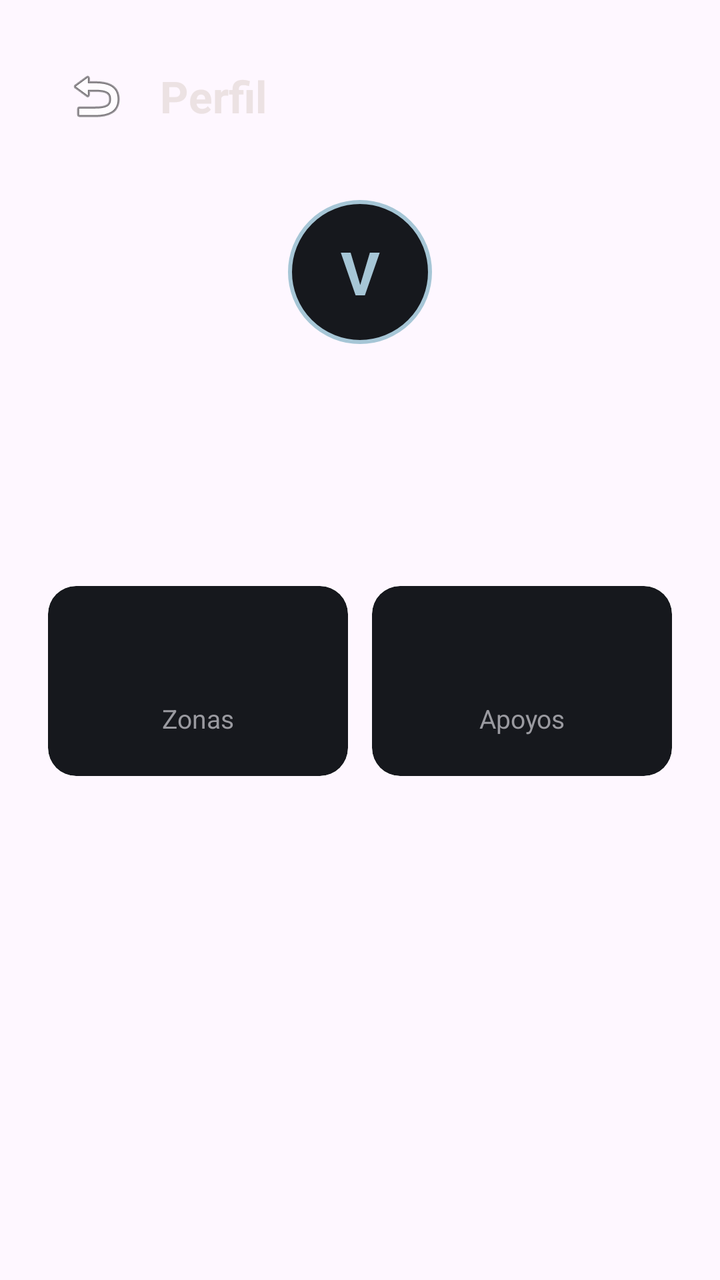
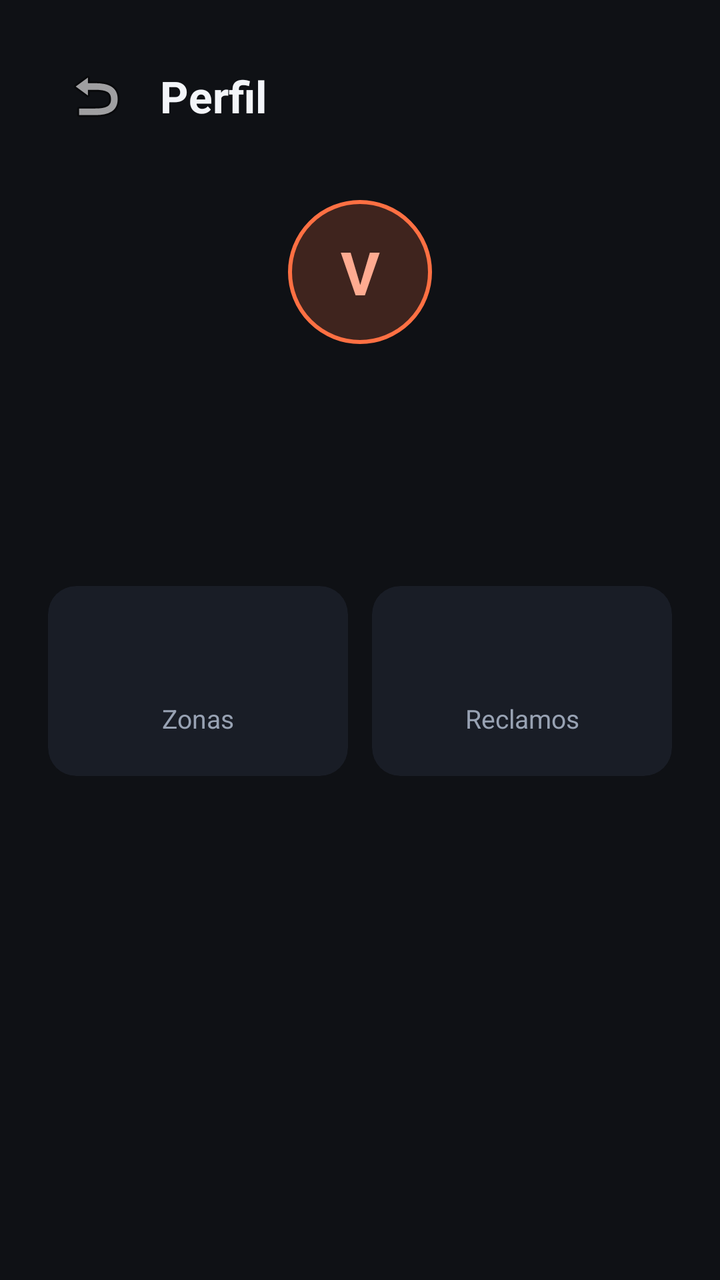

The first picture is an Android layout as it rendered before a commit; the second is the same layout after the commit. The layout source and the unified diff follow.
<!-- AndroidManifest.xml: application theme Theme.Android1 -->
<!-- res/layout/activity_perfil.xml -->
<?xml version="1.0" encoding="utf-8"?>
<ScrollView xmlns:android="http://schemas.android.com/apk/res/android"
    android:layout_width="match_parent"
    android:layout_height="match_parent">

    <androidx.constraintlayout.widget.ConstraintLayout
        xmlns:app="http://schemas.android.com/apk/res-auto"
        android:layout_width="match_parent"
        android:layout_height="wrap_content"
        android:padding="24dp">

        <ImageButton
            android:id="@+id/botonVolver"
            android:layout_width="48dp"
            android:layout_height="48dp"
            android:background="?attr/selectableItemBackgroundBorderless"
            android:contentDescription="@string/volver"
            android:src="@android:drawable/ic_menu_revert"
            app:layout_constraintStart_toStartOf="parent"
            app:layout_constraintTop_toTopOf="parent" />

        <TextView
            android:id="@+id/tituloPerfil"
            android:layout_width="wrap_content"
            android:layout_height="wrap_content"
            android:layout_marginStart="8dp"
            android:text="@string/titulo_perfil"
            android:textColor="@color/textoPrimario"
            android:textSize="22sp"
            android:textStyle="bold"
            app:layout_constraintBottom_toBottomOf="@id/botonVolver"
            app:layout_constraintStart_toEndOf="@id/botonVolver"
            app:layout_constraintTop_toTopOf="@id/botonVolver" />

        <TextView
            android:id="@+id/perfilAvatar"
            android:layout_width="72dp"
            android:layout_height="72dp"
            android:layout_marginTop="28dp"
            android:background="@drawable/avatar_circulo"
            android:gravity="center"
            android:text="@string/perfil_inicial"
            android:textColor="@color/acentoCielo"
            android:textSize="30sp"
            android:textStyle="bold"
            app:layout_constraintEnd_toEndOf="parent"
            app:layout_constraintStart_toStartOf="parent"
            app:layout_constraintTop_toBottomOf="@id/botonVolver" />

        <TextView
            android:id="@+id/perfilNombre"
            android:layout_width="0dp"
            android:layout_height="wrap_content"
            android:layout_marginTop="16dp"
            android:gravity="center"
            android:textColor="@color/textoPrimario"
            android:textSize="20sp"
            android:textStyle="bold"
            app:layout_constraintEnd_toEndOf="parent"
            app:layout_constraintStart_toStartOf="parent"
            app:layout_constraintTop_toBottomOf="@id/perfilAvatar" />

        <TextView
            android:id="@+id/perfilEmail"
            android:layout_width="0dp"
            android:layout_height="wrap_content"
            android:layout_marginTop="4dp"
            android:gravity="center"
            android:textColor="@color/textoSecundario"
            android:textSize="14sp"
            app:layout_constraintEnd_toEndOf="parent"
            app:layout_constraintStart_toStartOf="parent"
            app:layout_constraintTop_toBottomOf="@id/perfilNombre" />

        <TextView
            android:id="@+id/perfilRegion"
            android:layout_width="0dp"
            android:layout_height="wrap_content"
            android:layout_marginTop="4dp"
            android:gravity="center"
            android:textColor="@color/textoSecundario"
            android:textSize="14sp"
            app:layout_constraintEnd_toEndOf="parent"
            app:layout_constraintStart_toStartOf="parent"
            app:layout_constraintTop_toBottomOf="@id/perfilEmail" />

        <androidx.cardview.widget.CardView
            android:id="@+id/tarjetaZonas"
            android:layout_width="0dp"
            android:layout_height="wrap_content"
            android:layout_marginTop="32dp"
            android:layout_marginEnd="6dp"
            app:cardBackgroundColor="@color/fondoTarjeta"
            app:cardCornerRadius="14dp"
            app:cardElevation="0dp"
            app:layout_constraintEnd_toStartOf="@id/tarjetaApoyos"
            app:layout_constraintStart_toStartOf="parent"
            app:layout_constraintTop_toBottomOf="@id/perfilRegion">

            <androidx.constraintlayout.widget.ConstraintLayout
                android:layout_width="match_parent"
                android:layout_height="wrap_content"
                android:padding="20dp">

                <TextView
                    android:id="@+id/perfilZonas"
                    android:layout_width="wrap_content"
                    android:layout_height="wrap_content"
                    android:textColor="@color/textoPrimario"
                    android:textSize="28sp"
                    android:textStyle="bold"
                    app:layout_constraintEnd_toEndOf="parent"
                    app:layout_constraintStart_toStartOf="parent"
                    app:layout_constraintTop_toTopOf="parent" />

                <TextView
                    android:id="@+id/perfilZonasRotulo"
                    android:layout_width="wrap_content"
                    android:layout_height="wrap_content"
                    android:text="@string/perfil_zonas"
                    android:textColor="@color/textoSecundario"
                    android:textSize="13sp"
                    app:layout_constraintEnd_toEndOf="parent"
                    app:layout_constraintStart_toStartOf="parent"
                    app:layout_constraintTop_toBottomOf="@id/perfilZonas" />

            </androidx.constraintlayout.widget.ConstraintLayout>

        </androidx.cardview.widget.CardView>

        <androidx.cardview.widget.CardView
            android:id="@+id/tarjetaApoyos"
            android:layout_width="0dp"
            android:layout_height="wrap_content"
            android:layout_marginStart="6dp"
            app:cardBackgroundColor="@color/fondoTarjeta"
            app:cardCornerRadius="14dp"
            app:cardElevation="0dp"
            app:layout_constraintEnd_toEndOf="parent"
            app:layout_constraintStart_toEndOf="@id/tarjetaZonas"
            app:layout_constraintTop_toTopOf="@id/tarjetaZonas">

            <androidx.constraintlayout.widget.ConstraintLayout
                android:layout_width="match_parent"
                android:layout_height="wrap_content"
                android:padding="20dp">

                <TextView
                    android:id="@+id/perfilApoyos"
                    android:layout_width="wrap_content"
                    android:layout_height="wrap_content"
                    android:textColor="@color/textoPrimario"
                    android:textSize="28sp"
                    android:textStyle="bold"
                    app:layout_constraintEnd_toEndOf="parent"
                    app:layout_constraintStart_toStartOf="parent"
                    app:layout_constraintTop_toTopOf="parent" />

                <TextView
                    android:id="@+id/perfilApoyosRotulo"
                    android:layout_width="wrap_content"
                    android:layout_height="wrap_content"
                    android:text="@string/perfil_apoyos"
                    android:textColor="@color/textoSecundario"
                    android:textSize="13sp"
                    app:layout_constraintEnd_toEndOf="parent"
                    app:layout_constraintStart_toStartOf="parent"
                    app:layout_constraintTop_toBottomOf="@id/perfilApoyos" />

            </androidx.constraintlayout.widget.ConstraintLayout>

        </androidx.cardview.widget.CardView>

    </androidx.constraintlayout.widget.ConstraintLayout>

</ScrollView>
<!-- resources referenced by this layout -->
<resources>
  <color name="acentoCielo">#FFA6C6D6</color>
  <color name="fondoTarjeta">#FF16181D</color>
  <color name="textoPrimario">#FFECE2E3</color>
  <color name="textoSecundario">#FF9A9AA0</color>
  <!-- drawable avatar_circulo (drawable) -->
  <?xml version="1.0" encoding="utf-8"?>
  <shape xmlns:android="http://schemas.android.com/apk/res/android"
      android:shape="oval">
      <solid android:color="@color/fondoTarjeta" />
      <stroke
          android:width="2dp"
          android:color="@color/acentoCielo" />
  </shape>
  <string name="perfil_apoyos">Apoyos</string>
  <string name="perfil_inicial">V</string>
  <string name="perfil_zonas">Zonas</string>
  <string name="titulo_perfil">Perfil</string>
  <string name="volver">Volver</string>
  <style name="Theme.Android1" parent="Base.Theme.Android1" />
  <style name="Base.Theme.Android1" parent="Theme.Material3.DayNight.NoActionBar">
          
          
      </style>
</resources>

<!-- the commit's change to res/layout/activity_perfil.xml (unified diff, before → after) -->
@@ -40,7 +40,7 @@
             android:background="@drawable/avatar_circulo"
             android:gravity="center"
             android:text="@string/perfil_inicial"
-            android:textColor="@color/acentoCielo"
+            android:textColor="@color/acentoClaro"
             android:textSize="30sp"
             android:textStyle="bold"
             app:layout_constraintEnd_toEndOf="parent"
@@ -93,7 +93,7 @@
             app:cardBackgroundColor="@color/fondoTarjeta"
             app:cardCornerRadius="14dp"
             app:cardElevation="0dp"
-            app:layout_constraintEnd_toStartOf="@id/tarjetaApoyos"
+            app:layout_constraintEnd_toStartOf="@id/tarjetaReclamos"
             app:layout_constraintStart_toStartOf="parent"
             app:layout_constraintTop_toBottomOf="@id/perfilRegion">
 
@@ -129,7 +129,7 @@
         </androidx.cardview.widget.CardView>
 
         <androidx.cardview.widget.CardView
-            android:id="@+id/tarjetaApoyos"
+            android:id="@+id/tarjetaReclamos"
             android:layout_width="0dp"
             android:layout_height="wrap_content"
             android:layout_marginStart="6dp"
@@ -146,7 +146,7 @@
                 android:padding="20dp">
 
                 <TextView
-                    android:id="@+id/perfilApoyos"
+                    android:id="@+id/perfilReclamos"
                     android:layout_width="wrap_content"
                     android:layout_height="wrap_content"
                     android:textColor="@color/textoPrimario"
@@ -157,15 +157,15 @@
                     app:layout_constraintTop_toTopOf="parent" />
 
                 <TextView
-                    android:id="@+id/perfilApoyosRotulo"
+                    android:id="@+id/perfilReclamosRotulo"
                     android:layout_width="wrap_content"
                     android:layout_height="wrap_content"
-                    android:text="@string/perfil_apoyos"
+                    android:text="@string/perfil_reclamos"
                     android:textColor="@color/textoSecundario"
                     android:textSize="13sp"
                     app:layout_constraintEnd_toEndOf="parent"
                     app:layout_constraintStart_toStartOf="parent"
-                    app:layout_constraintTop_toBottomOf="@id/perfilApoyos" />
+                    app:layout_constraintTop_toBottomOf="@id/perfilReclamos" />
 
             </androidx.constraintlayout.widget.ConstraintLayout>
 
<!-- resource entries referenced after the edit -->
@@ -1,27 +1,35 @@
 <!-- resources referenced by this layout -->
 <resources>
-  <color name="acentoCielo">#FFA6C6D6</color>
-  <color name="fondoTarjeta">#FF16181D</color>
-  <color name="textoPrimario">#FFECE2E3</color>
-  <color name="textoSecundario">#FF9A9AA0</color>
+  <color name="acentoClaro">#FFFFAB91</color>
+  <color name="fondoTarjeta">#FF191D26</color>
+  <color name="textoPrimario">#FFF3F5F9</color>
+  <color name="textoSecundario">#FF98A2B3</color>
   <!-- drawable avatar_circulo (drawable) -->
   <?xml version="1.0" encoding="utf-8"?>
   <shape xmlns:android="http://schemas.android.com/apk/res/android"
       android:shape="oval">
-      <solid android:color="@color/fondoTarjeta" />
+      <solid android:color="@color/acentoTransparente" />
       <stroke
           android:width="2dp"
-          android:color="@color/acentoCielo" />
+          android:color="@color/acento" />
   </shape>
-  <string name="perfil_apoyos">Apoyos</string>
   <string name="perfil_inicial">V</string>
+  <string name="perfil_reclamos">Reclamos</string>
   <string name="perfil_zonas">Zonas</string>
   <string name="titulo_perfil">Perfil</string>
   <string name="volver">Volver</string>
   <style name="Theme.Android1" parent="Base.Theme.Android1" />
+  <color name="acentoTransparente">#33FF7043</color>
+  <color name="acento">#FFFF7043</color>
   <style name="Base.Theme.Android1" parent="Theme.Material3.DayNight.NoActionBar">
-          
-          
+          <item name="android:colorBackground">@color/fondoApp</item>
+          <item name="colorPrimary">@color/acento</item>
+          <item name="colorOnPrimary">@color/blanco</item>
+          <item name="colorSurface">@color/fondoTarjeta</item>
+          <item name="android:textColorPrimary">@color/textoPrimario</item>
+          <item name="android:textColorSecondary">@color/textoSecundario</item>
       </style>
+  <color name="fondoApp">#FF0F1115</color>
+  <color name="blanco">#FFFFFFFF</color>
 </resources>
 
